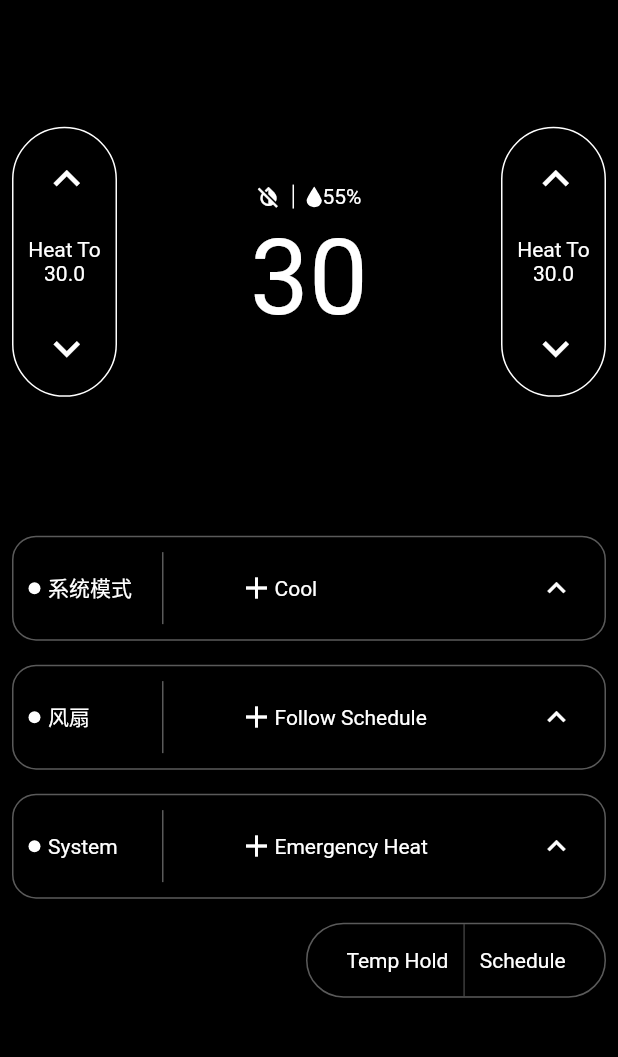
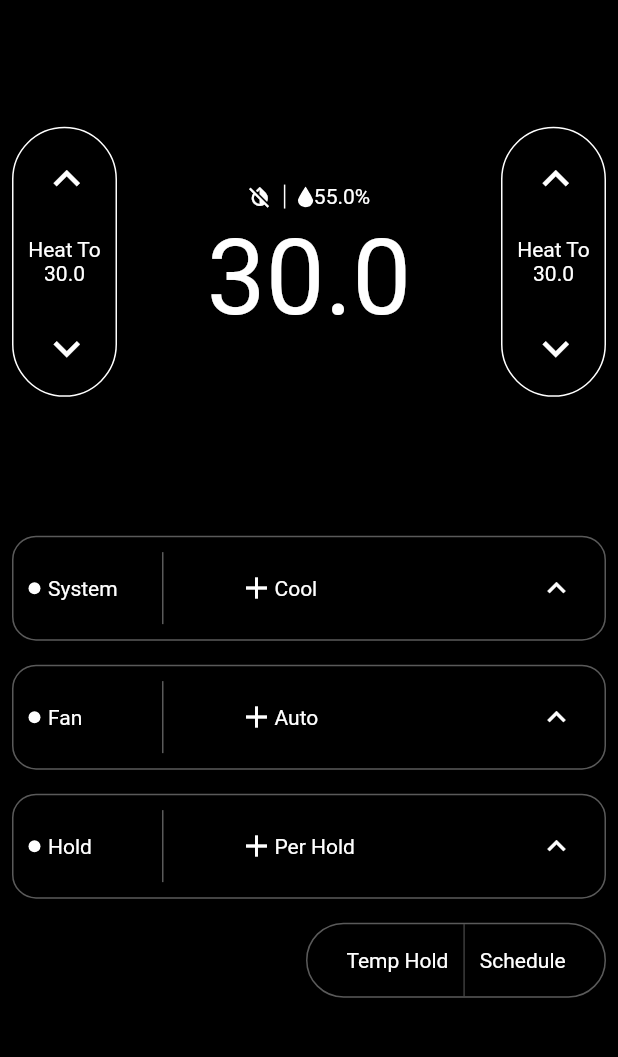
Before and after one commit to zzdota/owon_pct513, a Flutter app: the ManagementPage screen opened directly with empty values, on a phone screen of 412 x 824 dp, the part 84-1141 px from its top. Run offline on Flutter 3.47's test engine with Material 2 defaults, Android fonts, the phone set to English and light mode, and no system bars; our stand-ins replace connectivity, cookie_jar, dio, flutter_easyrefresh, flutter_native_timezone, flutter_screenutil and 7 more; missing offline and left inert: common_utils, cool_ui, dart:ffi, flutter_picker, infinite_listview, mqtt_client; accounts and stored records are empty; project files that could hold a hidden picture were left out.

Commit message:
管理界面,设置属性,完成部分.

```diff
--- a/lib/component/owon_adjustTemp.dart
+++ b/lib/component/owon_adjustTemp.dart
@@ -50,7 +50,7 @@ class _OwonAdjustTempState extends State<OwonAdjustTemp> {
               ),),
             ],
           ),
-          IconButton(icon: Icon(Icons.keyboard_arrow_down,color: OwonColor().getCurrent(context, "textColor"),size: 35,), onPressed: widget.upBtnPressed),
+          IconButton(icon: Icon(Icons.keyboard_arrow_down,color: OwonColor().getCurrent(context, "textColor"),size: 35,), onPressed: widget.downBtnPressed),
 
 //          InkWell(
 //            onTap: widget.downBtnPressed,
--- a/lib/owon_pages/management_page/management_page.dart
+++ b/lib/owon_pages/management_page/management_page.dart
@@ -18,7 +18,7 @@ import '../../component/owon_mode.dart';
 import '../../res/owon_settingData.dart';
 import 'package:owon_pct513/owon_utils/owon_mqtt.dart';
 import '../../owon_providers/owon_evenBus/list_evenbus.dart';
-
+import '../../owon_utils/owon_convert.dart';
 class ManagementPage extends StatefulWidget {
   AddressModelAddrsDevlist devModel;
   ManagementPage(this.devModel);
@@ -28,10 +28,13 @@ class ManagementPage extends StatefulWidget {
 }
 
 class _ManagementPageState extends State<ManagementPage> {
-  String _localTemp = "30";
-  String _localHumi = "55";
-  String _systemMode;
-  String _fanMode;
+  String _localTemp = "3000";
+  String _localHumi = "5500";
+  String _systemMode = "3";
+  String _fanMode = "6";
+  String _setPointHold = "1";
+  String _setPointHoldDuration = "65535";
+
   String _homeMode;
   StreamSubscription<Map<dynamic, dynamic>> _listEvenBusSubscription;
 
@@ -52,15 +55,31 @@ class _ManagementPageState extends State<ManagementPage> {
         tempList.forEach((item) {
           String attr = item["attrName"];
           if (attr == "LocalTemperature") {
+            setState(() {
+
+            });
             _localTemp = item["attrValue"];
           } else if (attr == "LocalRelativeHumidity") {
             _localHumi = item["attrValue"];
           } else if (attr == "SystemMode") {
+            setState(() {
+
+            });
             _systemMode = item["attrValue"];
           } else if (attr == "FanMode") {
+            setState(() {
+
+            });
             _fanMode = item["attrValue"];
           } else if (attr == "HomeMode") {
             _homeMode = item["attrValue"];
+          }else if (attr == "SetpointHold") {
+            setState(() {
+
+            });
+            _setPointHold = item["attrValue"];
+          }else if (attr == "SetpointHoldDuration") {
+            _setPointHoldDuration = item["attrValue"];
           }
         });
       } else if (msg["type"] == "string") {
@@ -75,19 +94,23 @@ class _ManagementPageState extends State<ManagementPage> {
           setState(() {
             _localHumi = payload;
           });
-        } else if (topic == "SystemMode") {
+        } else if (topic.contains("SystemMode")) {
           setState(() {
             _systemMode = payload;
           });
-        } else if (topic == "FanMode") {
+        } else if (topic.contains("FanMode")) {
           setState(() {
             _fanMode = payload;
           });
-        } else if (topic == "HomeMode") {
+        } else if (topic.contains("HomeMode")) {
           setState(() {
             _homeMode = payload;
           });
-        } else if (topic == "ThermostaRunningMode") {}
+        }else if (topic.contains("SetpointHold")) {
+          _setPointHold = payload;
+        }else if (topic.contains("SetpointHoldDuration")) {
+          _setPointHoldDuration = payload;
+        }
       }
     });
   }
@@ -178,28 +201,26 @@ class _ManagementPageState extends State<ManagementPage> {
 
   @override
   Widget build(BuildContext context) {
-    return Scaffold(
-      appBar: AppBar(
-        centerTitle: true,
-        title: Text("PCT513"),
-        actions: <Widget>[
-          IconButton(
-            icon: Icon(Icons.settings),
-            onPressed: () {
+    Widget getBottomWidget() {
+      return OwonTwoBtn(
+        leftTitle: "Temp Hold",
+        rightTitle: "Schedule",
+        leftBtnPressed: () {
+          OwonLog.e("left");
+        },
+        rightBtnPressed: () {
+          OwonLog.e("right");
           Navigator.of(context).push(MaterialPageRoute(builder: (context) {
-                return DeviceSettingPage(widget.devModel);
+            return ScheduleListPage();
           }));
         },
-            color: OwonColor().getCurrent(context, "textColor"),
-          )
-        ],
-      ),
-      body: Container(child: getWidget()),
       );
     }
 
     Widget getWidget() {
-    var dataList = loadSystemData;
+      var systemList = loadSystemData;
+      var fanList = loadFanData;
+      var holdList = loadHoldData;
 
       return Column(
         children: <Widget>[
@@ -223,8 +244,8 @@ class _ManagementPageState extends State<ManagementPage> {
                   ),
                   Expanded(
                       child: OwonTempHumi(
-                  localTemp: _localTemp,
-                  localHumi: _localHumi,
+                        localTemp: OwonConvert.reduce100(_localTemp),
+                        localHumi: OwonConvert.reduce100(_localHumi),
                       )),
                   Padding(
                     padding: const EdgeInsets.fromLTRB(0, 20, 8, 20),
@@ -250,25 +271,56 @@ class _ManagementPageState extends State<ManagementPage> {
                 crossAxisAlignment: CrossAxisAlignment.end,
                 children: <Widget>[
                   OwonMode(
-                  leftTitle: "系统模式",
-                  rightTitle: "Cool",
+                    leftTitle: "System",
+                    rightTitle: OwonConvert.toSystemMode(_systemMode),
+                    onPressed: () {
+                      OwonLog.e("----");
+                      OwonBottomSheet.show(context, systemList,key: null).then((val) {
+                        String desValue;
+                        if(val == 0){
+                          desValue = "0";
+                        }else if(val == 1){
+                          desValue = "1";
+
+                        }else if(val == 2){
+                          desValue = "3";
+
+                        }else if(val == 3){
+                          desValue = "4";
+
+                        }else if(val == 4){
+                          desValue = "5";
+
+                        }
+
+                        print("--消失后的回调-->$val");
+                        setProperty(attribute: "SystemMode",value: desValue);
+                      });
+
+                    },
                   ),
                   OwonMode(
-                  leftTitle: "风扇",
-                  rightTitle: "Follow Schedule",
+                    leftTitle: "Fan",
+                    rightTitle: OwonConvert.toFanMode(_fanMode),
+                    onPressed: () {
+                      OwonLog.e("----");
+                      OwonBottomSheet.show(context, fanList,key: null).then((val) {
+                        print("--消失后的回调-->$val");
+                        setProperty(attribute: "FanMode",value: val.toString());
+                      });
+
+                    },
                   ),
                   OwonMode(
-                  leftTitle: "System",
-                  rightTitle: "Emergency Heat",
+                    leftTitle: "Hold",
+                    rightTitle: OwonConvert.toHoldMode(setPointHold: _setPointHold,setPointHoldDuration: _setPointHoldDuration),
                     onPressed: () {
                       OwonLog.e("----");
-                    OwonBottomSheet.show(context, dataList).then((val) {
+                      OwonBottomSheet.show(context, holdList,key: null).then((val) {
                         print("--消失后的回调-->$val");
+                        setProperty(attribute: "FanMode",value: val.toString());
                       });
 
-//                  .then((val) {
-//                    print("--消失后的回调-->$val");
-//                  });
                     },
                   ),
                   Padding(
@@ -281,19 +333,29 @@ class _ManagementPageState extends State<ManagementPage> {
       );
     }
 
-  Widget getBottomWidget() {
-    return OwonTwoBtn(
-      leftTitle: "Temp Hold",
-      rightTitle: "Schedule",
-      leftBtnPressed: () {
-        OwonLog.e("left");
-      },
-      rightBtnPressed: () {
-        OwonLog.e("right");
+    return Scaffold(
+      appBar: AppBar(
+        centerTitle: true,
+        title: Text("PCT513"),
+        actions: <Widget>[
+          IconButton(
+            icon: Icon(Icons.settings),
+            onPressed: () {
               Navigator.of(context).push(MaterialPageRoute(builder: (context) {
-          return ScheduleListPage();
+                return DeviceSettingPage(widget.devModel);
               }));
             },
+            color: OwonColor().getCurrent(context, "textColor"),
+          )
+        ],
+      ),
+      body: Container(child: getWidget()),
     );
+
+
+
   }
+
+
+
 }
--- /dev/null
+++ b/lib/owon_utils/owon_convert.dart
@@ -0,0 +1,69 @@
+class OwonConvert {
+  static String reduce100(String str) {
+    String desString;
+    int num = int.parse(str);
+    double desNum = num / 100.0;
+    desString = desNum.toStringAsFixed(1);
+    return desString;
+  }
+
+  static String zoom100(String str) {
+    String desString;
+    double num = double.parse(str);
+    int desNum = (num * 100) as int;
+    desString = desNum.toString();
+    return desString;
+  }
+
+
+
+  static String toSystemMode(String str) {
+    String desString;
+    if(str == "0"){
+      desString = "Off";
+    }else if(str == "1"){
+      desString = "Auto";
+    }else if(str == "3"){
+      desString = "Cool";
+    }else if(str == "4"){
+      desString = "Heat";
+    }else if(str == "5"){
+      desString = "Emergyce Heat";
+    }
+//    else {
+//      desString = "未知模式";
+//    }
+    return desString;
+  }
+
+  static String toFanMode(String str) {
+    String desString;
+    if(str == "4"){
+      desString = "On";
+    }else if(str == "6"){
+      desString = "Auto";
+    }else if(str == "5"){
+      desString = "Cycle";
+    }
+    else {
+      desString = "未知风扇模式";
+    }
+    return desString;
+  }
+
+
+  static String toHoldMode({String setPointHold,String setPointHoldDuration}) {
+    String desString;
+   if(setPointHold == "0"){
+     desString = "Follow Schedule";
+   }else {
+     if(setPointHoldDuration == "65535"){
+       desString = "Per Hold";
+     }else{
+       desString = "Hold Until";
+     }
+   }
+
+    return desString;
+  }
+}
--- a/lib/res/owon_settingData.dart
+++ b/lib/res/owon_settingData.dart
@@ -97,44 +97,78 @@ List loadSettingData(context) {
 //
 //  }
 //];
-
 List loadSystemData = [
   {
+    "name": "Off",
+    "description": "与傀儡和石像鬼类似，撼地者也曾经是大地的一部分，不过如今他自由行走于大地之",
+    "imageUrl": "assets/images/modifyPsw.svg",
+//    "color": Colors.red,
+
+  },
+  {
+    "name": "Auto",
+    "description": "斯温是一名守夜骑士的私生子，身怀苍白南海人的血统，在影承废墟长大。他父亲因",
+    "imageUrl": "assets/images/login/login_forgot_psw_icon.svg",
+  },
+  {
+    "name": "Cool",
+    "description":
+    "多年来骑士达维安一直在追寻一条传说中的古龙，而他发现自己最终面对的敌人后感到失望：过去让人闻风丧胆的神龙斯莱瑞克已经变得苍老而脆弱，它的双翼已经残破",
+    "imageUrl": "assets/images/login/login_forgot_psw_icon.svg",
+  }
+  ,
+  {
     "name": "Heat",
+    "description":
+    "多年来骑士达维安一直在追寻一条传说中的古龙，而他发现自己最终面对的敌人后感到失望：过去让人闻风丧胆的神龙斯莱瑞克已经变得苍老而脆弱，它的双翼已经残破",
+    "imageUrl": "assets/images/login/login_forgot_psw_icon.svg",
+  }
+  ,
+  {
+    "name": "Emergyce Heat",
+    "description":
+    "多年来骑士达维安一直在追寻一条传说中的古龙，而他发现自己最终面对的敌人后感到失望：过去让人闻风丧胆的神龙斯莱瑞克已经变得苍老而脆弱，它的双翼已经残破",
+    "imageUrl": "assets/images/login/login_forgot_psw_icon.svg",
+  }
+];
+List loadFanData = [
+  {
+    "name": "On",
     "description": "与傀儡和石像鬼类似，撼地者也曾经是大地的一部分，不过如今他自由行走于大地之",
 //    "imageUrl": "assets/images/modifyPsw.svg",
     "color": Colors.red,
 
   },
   {
-    "name": "Temporary Hold",
+    "name": "Auto",
     "description": "斯温是一名守夜骑士的私生子，身怀苍白南海人的血统，在影承废墟长大。他父亲因",
     "imageUrl": "assets/images/login/login_forgot_psw_icon.svg",
   },
   {
-    "name": "Follow Schedule",
+    "name": "Cycle",
     "description":
     "多年来骑士达维安一直在追寻一条传说中的古龙，而他发现自己最终面对的敌人后感到失望：过去让人闻风丧胆的神龙斯莱瑞克已经变得苍老而脆弱，它的双翼已经残破",
     "imageUrl": "assets/images/login/login_forgot_psw_icon.svg",
+  }
+];
+List loadHoldData = [
+  {
+    "name": "Follow Schedule",
+    "description": "与傀儡和石像鬼类似，撼地者也曾经是大地的一部分，不过如今他自由行走于大地之",
+//    "imageUrl": "assets/images/modifyPsw.svg",
+    "color": Colors.red,
+
   },
-//  {
-//    "name": "帮助",
-//    "description":
-//    "没有人见过主宰尤涅若面具下的真面目。甚至有人认为他没有脸部。作为公然反抗腐败领主的惩罚，主宰被古老的遮面之岛流放了，这反而救了他的性命。不久后海岛在一个充斥着复仇魔法的夜晚被海浪彻底毁灭了",
-//    "imageUrl": "assets/images/launch_icon.png",
-//  },
   {
-    "name": "Cool",
+    "name": "Per Hold",
+    "description": "斯温是一名守夜骑士的私生子，身怀苍白南海人的血统，在影承废墟长大。他父亲因",
+    "imageUrl": "assets/images/login/login_forgot_psw_icon.svg",
+  },
+  {
+    "name": "Hold Until",
     "description":
-    "西部森林中隐藏了无数的秘密。其中之一就是受到风神眷顾的森林弓箭大师莱瑞蕾。风行者莱瑞蕾的家人在她出生那夜的暴风雨中全部去世了，狂风摧毁了他们的房屋，一切都化为乌有。",
-    "imageUrl": "",
-  }
-  ,
-  {
-    "name": "退出登录",
-    "description":
-    "西部森林中隐藏了无数的秘密。其中之一就是受到风神眷顾的森林弓箭大师莱瑞蕾。风行者莱瑞蕾的家人在她出生那夜的暴风雨中全部去世了，狂风摧毁了他们的房屋，一切都化为乌有。",
-    "imageUrl": "",
+    "多年来骑士达维安一直在追寻一条传说中的古龙，而他发现自己最终面对的敌人后感到失望：过去让人闻风丧胆的神龙斯莱瑞克已经变得苍老而脆弱，它的双翼已经残破",
+    "imageUrl": "assets/images/login/login_forgot_psw_icon.svg",
   }
 ];
 
```
Also changed, not shown: lib/owon_utils/owon_bottomsheet.dart (+11 -6 lines). Lines whose indentation alone changed are shown as unchanged.
